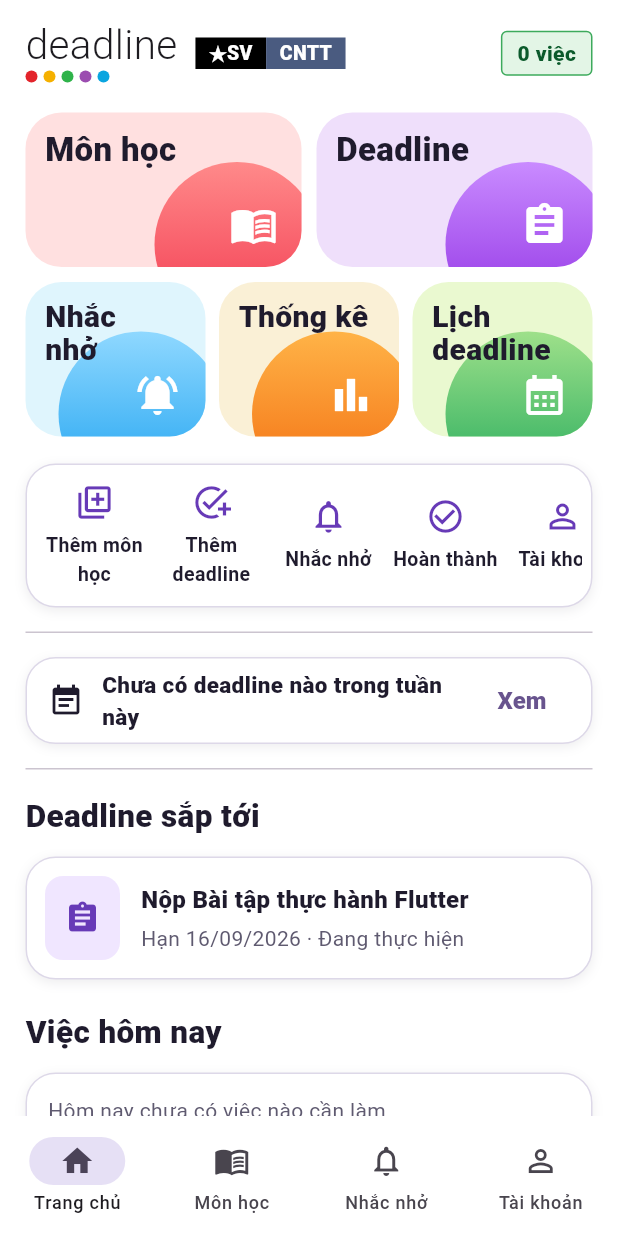
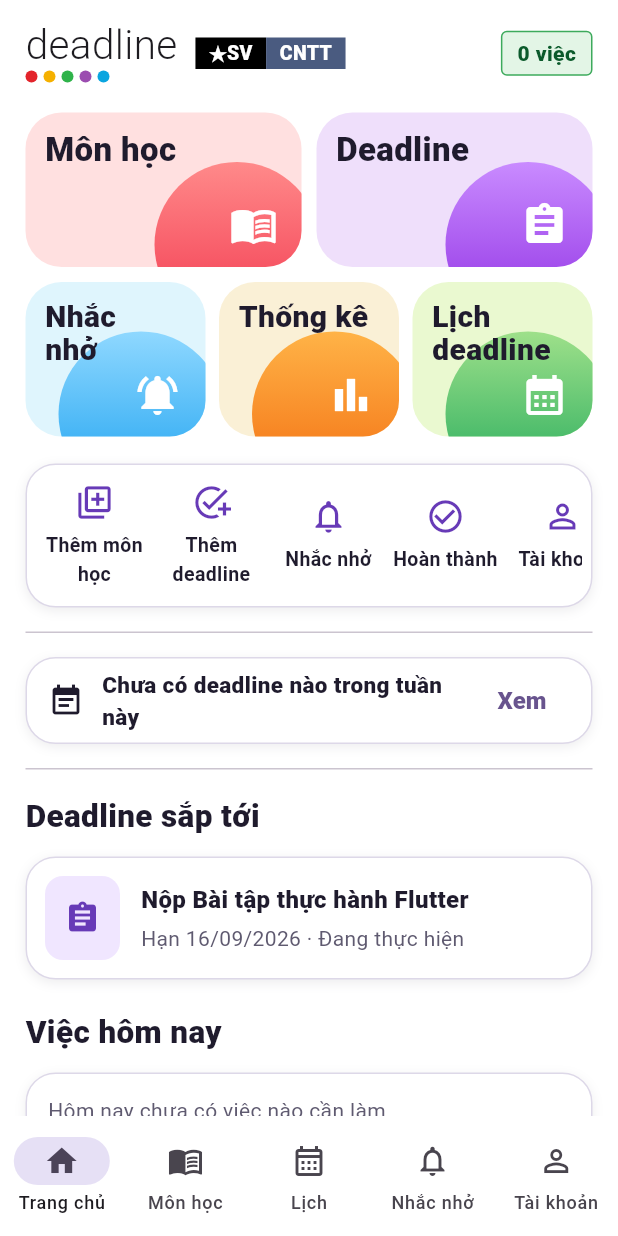
Before and after one commit to Project-Mobile-N05/team_Truong_Son_Sy, a Flutter app: the screen it shows once a user with an empty profile is signed in, on a phone screen of 412 x 824 dp. Run offline on Flutter 3.47's test engine with Material 3 defaults, Android fonts, the phone set to English and light mode, and no system bars; our stand-ins replace cloud_firestore, firebase_auth, firebase_core; accounts and stored records are empty.

Commit message:
Thêm tab Lịch vào thanh điều hướng

```diff
--- a/student_deadline_manager/lib/navigation/main_navigation.dart
+++ b/student_deadline_manager/lib/navigation/main_navigation.dart
@@ -3,6 +3,7 @@ import '../screens/account_screen.dart';
 import '../screens/home_screen.dart';
 import '../screens/reminder_screen.dart';
 import '../screens/subject_screen.dart';
+import '../screens/calendar_screen.dart';
 
 /// Một tab của thanh điều hướng dưới.
 class AppTab {
@@ -49,9 +50,14 @@ class _MainNavigationState extends State<MainNavigation> {
       icon: Icons.menu_book_outlined,
       selectedIcon: Icons.menu_book,
       screen: SubjectScreen(),
-),
-
-    // Sỹ:  AppTab(key: 'calendar', ...), AppTab(key: 'task', ...)
+    ),
+        AppTab(
+      key: 'calendar',
+      label: 'Lịch',
+      icon: Icons.calendar_month_outlined,
+      selectedIcon: Icons.calendar_month,
+      screen: const CalendarScreen(),
+    ),
     const AppTab(
       key: 'reminder',
       label: 'Nhắc nhở',
```
